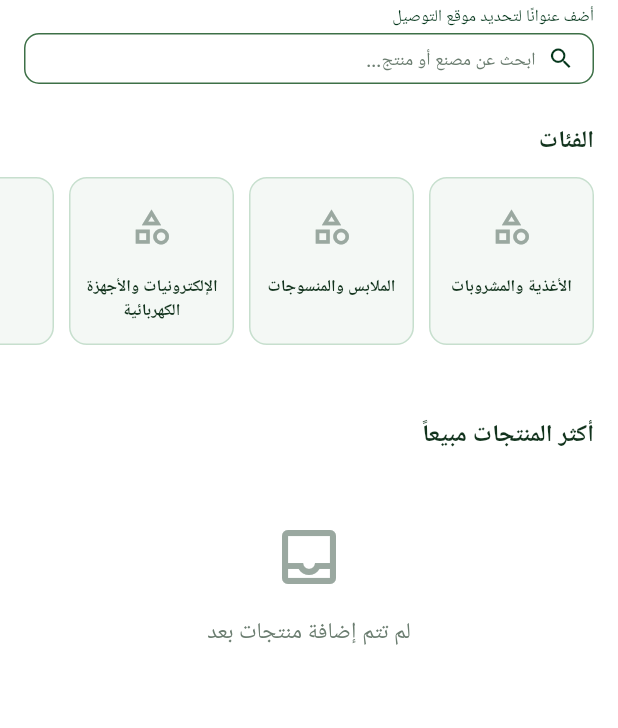
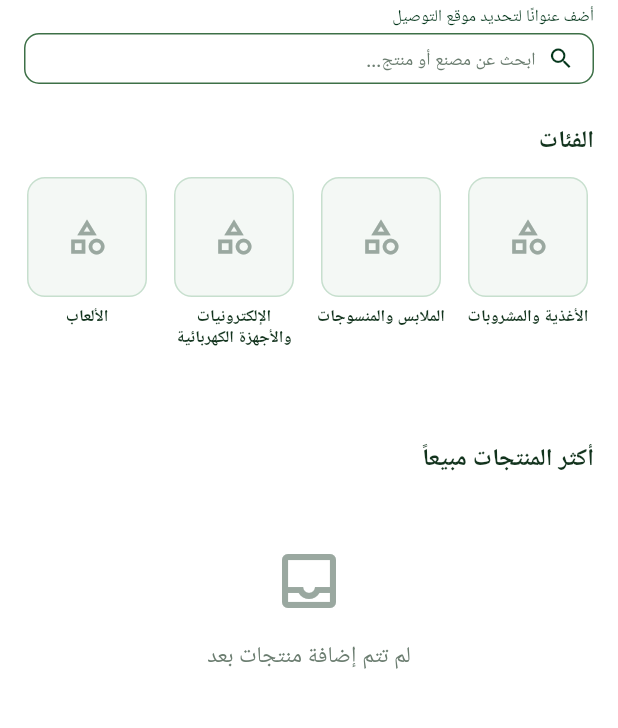
Before and after one commit to khald507868-dot/Saudi-Factories-B2B, a Flutter app: the HomePage screen opened directly, on a phone screen of 412 x 824 dp, the part 33-761 px from its top. Run offline on Flutter 3.47's test engine with Material 3 defaults, Android fonts, the phone set to English and light mode, and no system bars; our stand-ins replace flutter_map, geolocator, google_fonts, image_picker, latlong2, qr_flutter and 2 more; accounts and stored records are empty; network calls fail; Roboto replaces fonts that are missing (Tajawal).

Commit message:
تكبير صور الفئات ووضع الأسماء أسفل الإطار

```diff
--- a/app_flutter/lib/pages/home_page.dart
+++ b/app_flutter/lib/pages/home_page.dart
@@ -215,9 +215,10 @@ class _CategoriesStrip extends StatelessWidget {
   Widget build(BuildContext context) {
     final i18n = context.i18n;
     final cats = i18n.categories;
+    final labelHeight = MediaQuery.textScalerOf(context).scale(11) * 1.25 * 3;
 
     return SizedBox(
-      height: 124,
+      height: (98 + labelHeight).clamp(140.0, double.infinity),
       child: ListView.separated(
         scrollDirection: Axis.horizontal,
         padding: const EdgeInsets.fromLTRB(16, 12, 16, 0),
@@ -239,33 +240,37 @@ class _CategoriesStrip extends StatelessWidget {
               );
             },
             borderRadius: BorderRadius.circular(SFMetrics.radius),
-            child: Container(
-              width: 110,
-              padding: const EdgeInsets.all(8),
-              decoration: BoxDecoration(
-                color: SFColors.surfaceAlt,
-                border: Border.all(color: SFColors.border),
-                borderRadius: BorderRadius.circular(SFMetrics.radius),
-              ),
+            child: SizedBox(
+              width: 88,
               child: Column(
                 children: [
-                  SFImage(
-                    url: images[i18n.categoryKey(cat)] ?? '',
-                    width: 48,
-                    height: 48,
-                    radius: 12,
-                    placeholderIcon: Icons.category_outlined,
+                  Container(
+                    width: 80,
+                    height: 80,
+                    alignment: Alignment.center,
+                    decoration: BoxDecoration(
+                      color: SFColors.surfaceAlt,
+                      border: Border.all(color: SFColors.border),
+                      borderRadius: BorderRadius.circular(SFMetrics.radius),
+                    ),
+                    child: SFImage(
+                      url: images[i18n.categoryKey(cat)] ?? '',
+                      width: 68,
+                      height: 68,
+                      radius: 9,
+                      placeholderIcon: Icons.category_outlined,
+                    ),
                   ),
-                  const SizedBox(height: 8),
+                  const SizedBox(height: 6),
                   Expanded(
                     child: Text(
                       i18n.categoryName(cat),
                       textAlign: TextAlign.center,
-                      maxLines: 2,
+                      maxLines: 3,
                       overflow: TextOverflow.ellipsis,
                       style: const TextStyle(
                         fontSize: 11,
-                        height: 1.4,
+                        height: 1.25,
                         fontWeight: FontWeight.w600,
                       ),
                     ),
```
